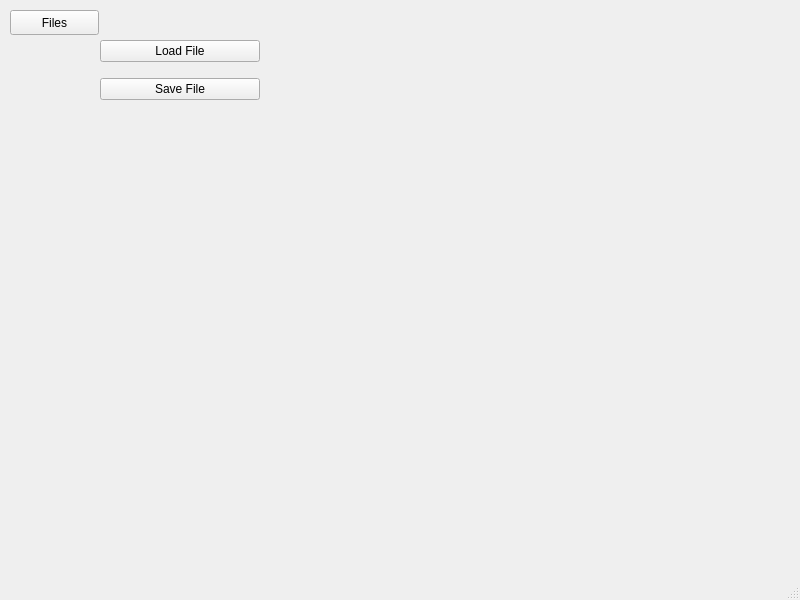
Before: the Qt Designer form Wav_Processor.ui in cpe-unr/group-project-pt22, drawn with Qt 5.
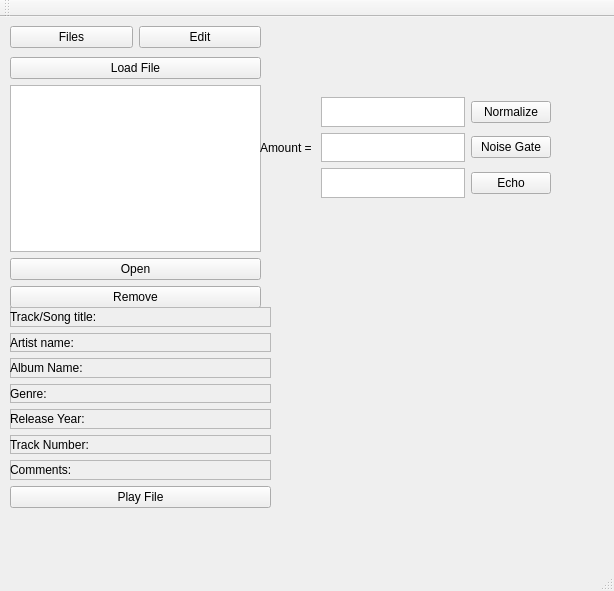
After: the same form once the commit is applied.

Commit message: File loading into Docked files, and UI formatting

Patch:
```diff
--- a/Wav_Processor.ui
+++ b/Wav_Processor.ui
@@ -6,34 +6,21 @@
    <rect>
     <x>0</x>
     <y>0</y>
-    <width>800</width>
-    <height>600</height>
+    <width>614</width>
+    <height>591</height>
    </rect>
   </property>
   <property name="windowTitle">
    <string>Wav_Processor</string>
   </property>
   <widget class="QWidget" name="centralwidget">
-   <widget class="QPushButton" name="FileButton">
+   <widget class="QWidget" name="FilesLayoutWidget" native="true">
     <property name="geometry">
      <rect>
       <x>10</x>
-      <y>10</y>
-      <width>89</width>
-      <height>25</height>
-     </rect>
-    </property>
-    <property name="text">
-     <string>Files</string>
-    </property>
-   </widget>
-   <widget class="QWidget" name="verticalLayoutWidget">
-    <property name="geometry">
-     <rect>
-      <x>100</x>
-      <y>30</y>
-      <width>160</width>
-      <height>80</height>
+      <y>40</y>
+      <width>251</width>
+      <height>251</height>
      </rect>
     </property>
     <layout class="QVBoxLayout" name="verticalLayout">
@@ -48,9 +35,281 @@
       </widget>
      </item>
      <item>
-      <widget class="QPushButton" name="SaveButton">
+      <widget class="QListWidget" name="DockedFiles">
+       <property name="selectionRectVisible">
+        <bool>false</bool>
+       </property>
+      </widget>
+     </item>
+     <item>
+      <widget class="QPushButton" name="OpenButton">
        <property name="text">
-        <string>Save File</string>
+        <string>Open</string>
+       </property>
+      </widget>
+     </item>
+     <item>
+      <widget class="QPushButton" name="RemoveButton">
+       <property name="text">
+        <string>Remove</string>
+       </property>
+      </widget>
+     </item>
+    </layout>
+   </widget>
+   <widget class="QWidget" name="verticalWidget" native="true">
+    <property name="enabled">
+     <bool>true</bool>
+    </property>
+    <property name="geometry">
+     <rect>
+      <x>10</x>
+      <y>290</y>
+      <width>261</width>
+      <height>201</height>
+     </rect>
+    </property>
+    <layout class="QVBoxLayout" name="verticalLayout_5">
+     <item>
+      <widget class="QFrame" name="frame_Track">
+       <property name="frameShape">
+        <enum>QFrame::StyledPanel</enum>
+       </property>
+       <property name="frameShadow">
+        <enum>QFrame::Raised</enum>
+       </property>
+       <widget class="QLabel" name="Track">
+        <property name="geometry">
+         <rect>
+          <x>0</x>
+          <y>0</y>
+          <width>253</width>
+          <height>19</height>
+         </rect>
+        </property>
+        <property name="text">
+         <string>Track/Song title: </string>
+        </property>
+       </widget>
+      </widget>
+     </item>
+     <item>
+      <widget class="QFrame" name="frame_Artist">
+       <property name="frameShape">
+        <enum>QFrame::StyledPanel</enum>
+       </property>
+       <property name="frameShadow">
+        <enum>QFrame::Raised</enum>
+       </property>
+       <widget class="QLabel" name="ArtistName">
+        <property name="geometry">
+         <rect>
+          <x>0</x>
+          <y>0</y>
+          <width>253</width>
+          <height>19</height>
+         </rect>
+        </property>
+        <property name="text">
+         <string>Artist name: </string>
+        </property>
+       </widget>
+      </widget>
+     </item>
+     <item>
+      <widget class="QFrame" name="frame_AlbumName">
+       <property name="frameShape">
+        <enum>QFrame::StyledPanel</enum>
+       </property>
+       <property name="frameShadow">
+        <enum>QFrame::Raised</enum>
+       </property>
+       <widget class="QLabel" name="TrackName">
+        <property name="geometry">
+         <rect>
+          <x>0</x>
+          <y>0</y>
+          <width>253</width>
+          <height>19</height>
+         </rect>
+        </property>
+        <property name="text">
+         <string>Album Name: </string>
+        </property>
+       </widget>
+      </widget>
+     </item>
+     <item>
+      <widget class="QFrame" name="frame_Genre">
+       <property name="frameShape">
+        <enum>QFrame::StyledPanel</enum>
+       </property>
+       <property name="frameShadow">
+        <enum>QFrame::Raised</enum>
+       </property>
+       <widget class="QLabel" name="Genre">
+        <property name="geometry">
+         <rect>
+          <x>0</x>
+          <y>0</y>
+          <width>253</width>
+          <height>19</height>
+         </rect>
+        </property>
+        <property name="text">
+         <string>Genre:</string>
+        </property>
+       </widget>
+      </widget>
+     </item>
+     <item>
+      <widget class="QFrame" name="frame_ReleaseYear">
+       <property name="frameShape">
+        <enum>QFrame::StyledPanel</enum>
+       </property>
+       <property name="frameShadow">
+        <enum>QFrame::Raised</enum>
+       </property>
+       <widget class="QLabel" name="ReleaseYear">
+        <property name="geometry">
+         <rect>
+          <x>0</x>
+          <y>0</y>
+          <width>253</width>
+          <height>19</height>
+         </rect>
+        </property>
+        <property name="text">
+         <string>Release Year: </string>
+        </property>
+       </widget>
+      </widget>
+     </item>
+     <item>
+      <widget class="QFrame" name="frame_TrackNumber">
+       <property name="frameShape">
+        <enum>QFrame::StyledPanel</enum>
+       </property>
+       <property name="frameShadow">
+        <enum>QFrame::Raised</enum>
+       </property>
+       <widget class="QLabel" name="TrackNumber">
+        <property name="geometry">
+         <rect>
+          <x>0</x>
+          <y>0</y>
+          <width>253</width>
+          <height>19</height>
+         </rect>
+        </property>
+        <property name="text">
+         <string>Track Number:</string>
+        </property>
+       </widget>
+      </widget>
+     </item>
+     <item>
+      <widget class="QFrame" name="frame_Comments">
+       <property name="frameShape">
+        <enum>QFrame::StyledPanel</enum>
+       </property>
+       <property name="frameShadow">
+        <enum>QFrame::Raised</enum>
+       </property>
+       <widget class="QLabel" name="Comments">
+        <property name="geometry">
+         <rect>
+          <x>0</x>
+          <y>0</y>
+          <width>253</width>
+          <height>19</height>
+         </rect>
+        </property>
+        <property name="text">
+         <string>Comments: </string>
+        </property>
+       </widget>
+      </widget>
+     </item>
+     <item>
+      <widget class="QPushButton" name="PlayButton">
+       <property name="text">
+        <string>Play File</string>
+       </property>
+      </widget>
+     </item>
+    </layout>
+   </widget>
+   <widget class="QWidget" name="horizontalLayoutWidget">
+    <property name="geometry">
+     <rect>
+      <x>10</x>
+      <y>0</y>
+      <width>251</width>
+      <height>41</height>
+     </rect>
+    </property>
+    <layout class="QHBoxLayout" name="horizontalLayout">
+     <item>
+      <widget class="QPushButton" name="FileButton">
+       <property name="text">
+        <string>Files</string>
+       </property>
+      </widget>
+     </item>
+     <item>
+      <widget class="QPushButton" name="EditButton">
+       <property name="text">
+        <string>Edit</string>
+       </property>
+      </widget>
+     </item>
+    </layout>
+   </widget>
+   <widget class="QWidget" name="gridLayoutWidget">
+    <property name="geometry">
+     <rect>
+      <x>260</x>
+      <y>80</y>
+      <width>291</width>
+      <height>101</height>
+     </rect>
+    </property>
+    <layout class="QGridLayout" name="gridLayout">
+     <item row="1" column="2">
+      <widget class="QTextEdit" name="textEdit"/>
+     </item>
+     <item row="2" column="0">
+      <widget class="QLabel" name="label">
+       <property name="text">
+        <string>Amount = </string>
+       </property>
+      </widget>
+     </item>
+     <item row="3" column="2">
+      <widget class="QTextEdit" name="textEdit_4"/>
+     </item>
+     <item row="2" column="2">
+      <widget class="QTextEdit" name="textEdit_2"/>
+     </item>
+     <item row="2" column="3">
+      <widget class="QPushButton" name="pushButton_6">
+       <property name="text">
+        <string>Noise Gate</string>
+       </property>
+      </widget>
+     </item>
+     <item row="1" column="3">
+      <widget class="QPushButton" name="pushButton_4">
+       <property name="text">
+        <string>Normalize</string>
+       </property>
+      </widget>
+     </item>
+     <item row="3" column="3">
+      <widget class="QPushButton" name="pushButton_7">
+       <property name="text">
+        <string>Echo</string>
        </property>
       </widget>
      </item>
@@ -68,6 +327,17 @@
    </property>
   </widget>
   <widget class="QStatusBar" name="statusbar"/>
+  <widget class="QToolBar" name="toolBar">
+   <property name="windowTitle">
+    <string>toolBar</string>
+   </property>
+   <attribute name="toolBarArea">
+    <enum>TopToolBarArea</enum>
+   </attribute>
+   <attribute name="toolBarBreak">
+    <bool>false</bool>
+   </attribute>
+  </widget>
  </widget>
  <resources/>
  <connections/>
```
Left out of the diff: 2 changed lines with no effect on the pictures. The commit also changes 19 other files.
